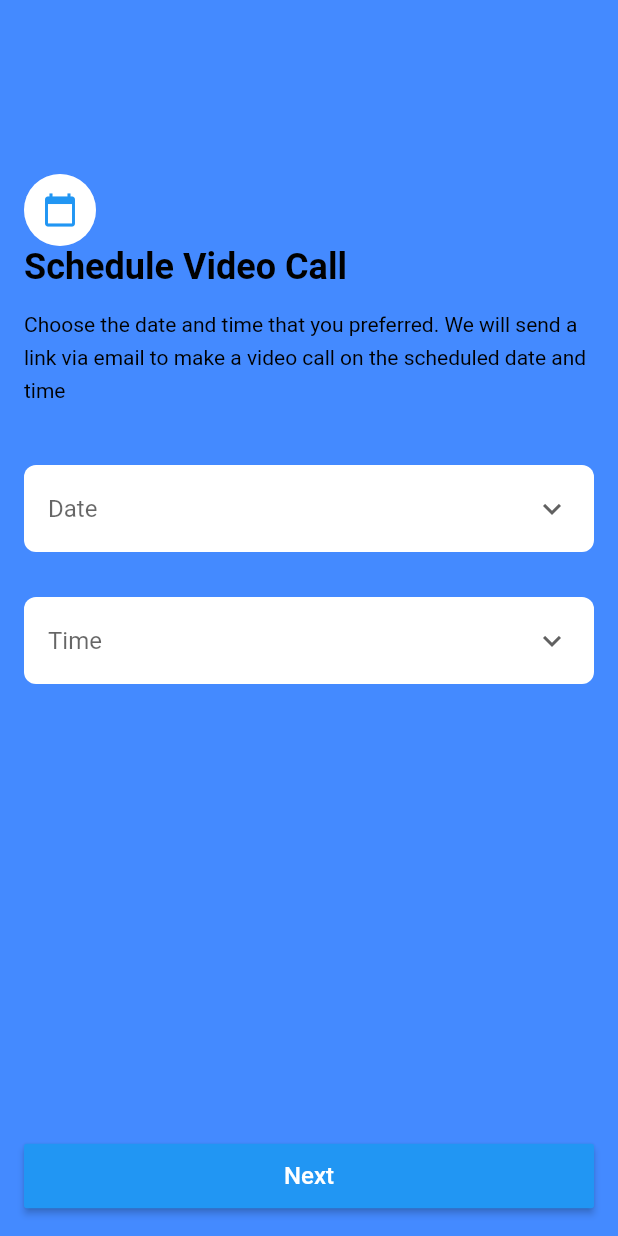
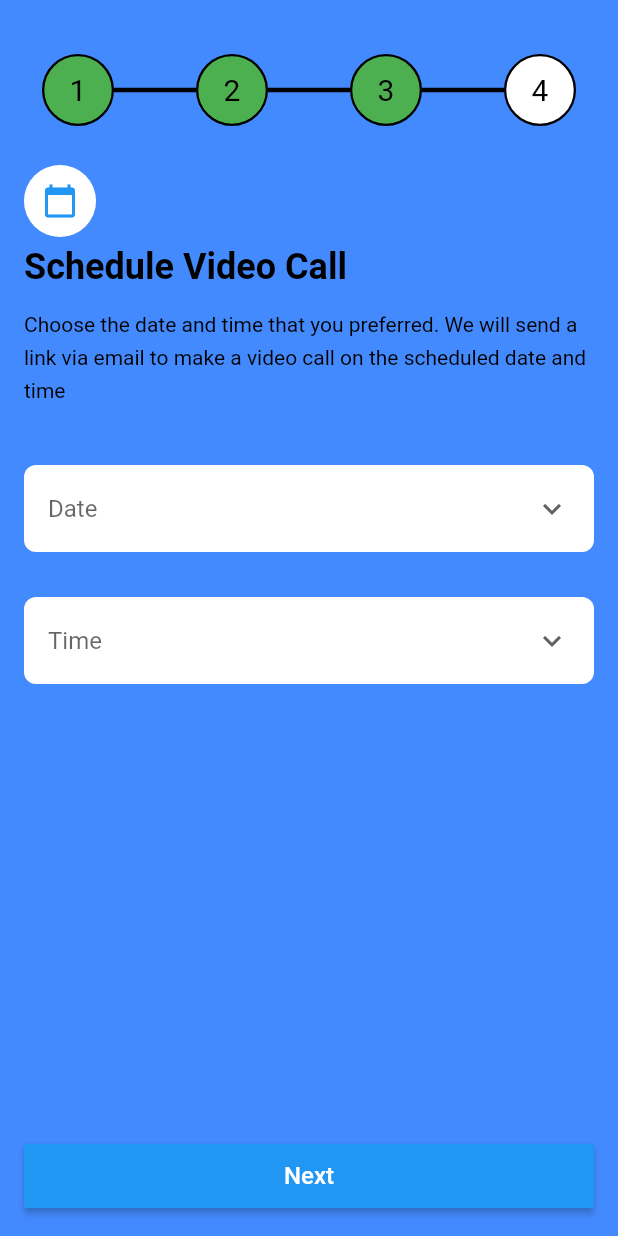
Before and after one commit to mahendraatgithub/assignment, a Flutter app: the ScheduleScreen screen opened by its route, on a phone screen of 412 x 824 dp. Run offline on Flutter 3.47's test engine with Material 2 defaults, Android fonts, the phone set to English and light mode, and no system bars.

Commit message:
* Stepper widget created.

```diff
--- /dev/null
+++ b/lib/common/constants.dart
@@ -0,0 +1,8 @@
+import 'package:dkatalis_assignment/widgets/dk_stepper.dart';
+
+const List<DKStep> STEPS = [
+  DKStep('1'),
+  DKStep('2'),
+  DKStep('3'),
+  DKStep('4'),
+];
--- a/lib/main.dart
+++ b/lib/main.dart
@@ -23,7 +23,7 @@ class MyApp extends StatelessWidget {
         PersonalInfoScreen.routeName: (_) => PersonalInfoScreen(),
         ScheduleScreen.routeName: (_) => ScheduleScreen(),
       },
-      initialRoute: ScheduleScreen.routeName,
+      initialRoute: WelcomeScreen.routeName,
     );
   }
 }
--- a/lib/screens/schedule_screen.dart
+++ b/lib/screens/schedule_screen.dart
@@ -1,4 +1,6 @@
+import 'package:dkatalis_assignment/common/constants.dart';
 import 'package:dkatalis_assignment/common/strings.dart';
+import 'package:dkatalis_assignment/widgets/dk_stepper.dart';
 import 'package:dkatalis_assignment/widgets/drop_down.dart';
 import 'package:flutter/material.dart';
 import 'package:flutter/widgets.dart';
@@ -33,10 +35,16 @@ class _ScheduleScreenState extends State<ScheduleScreen> with TickerProviderStat
         child: Column(
           crossAxisAlignment: CrossAxisAlignment.start,
           children: [
-            SizedBox(
-              height: 100,
+            Padding(
+              padding: const EdgeInsets.all(12.0),
+              child: DKStepper(
+                steps: STEPS,
+                currentStep: 2,
               ),
-            AnimatedBuilder(
+            ),
+            Container(
+              height: 60,
+              child: AnimatedBuilder(
                 animation: _animationController,
                 builder: (context, child) {
                   return Container(
@@ -61,6 +69,7 @@ class _ScheduleScreenState extends State<ScheduleScreen> with TickerProviderStat
                     },
                     color: Colors.blue,
                     icon: Icon(Icons.calendar_today, size: 24),
+                  ),
                 ),
               ),
             ),
--- a/lib/screens/welcome_screen.dart
+++ b/lib/screens/welcome_screen.dart
@@ -1,4 +1,6 @@
+import 'package:dkatalis_assignment/common/constants.dart';
 import 'package:dkatalis_assignment/common/strings.dart';
+import 'package:dkatalis_assignment/widgets/dk_stepper.dart';
 import 'package:flutter/material.dart';
 import 'package:flutter/widgets.dart';
 
@@ -27,8 +29,11 @@ class _WelcomeScreenState extends State<WelcomeScreen> {
           child: Column(
             crossAxisAlignment: CrossAxisAlignment.start,
             children: [
-              SizedBox(
-                height: 200,
+              Padding(
+                padding: const EdgeInsets.all(12.0),
+                child: DKStepper(
+                  steps: STEPS,
+                ),
               ),
               Text(
                 Strings.welcome_screen_heading1,
--- /dev/null
+++ b/lib/widgets/dk_stepper.dart
@@ -0,0 +1,79 @@
+import 'package:flutter/material.dart';
+import 'package:flutter/widgets.dart';
+
+class DKStep {
+  final label;
+
+  const DKStep(
+    this.label,
+  );
+}
+
+const double stepSize = 48.0;
+const double borderWidth = 3.0;
+
+class DKStepper extends StatelessWidget {
+  final List<DKStep> steps;
+  final Color fillColor;
+  final int currentStep;
+
+  const DKStepper({
+    Key key,
+    @required this.steps,
+    this.fillColor = Colors.green,
+    this.currentStep = -1,
+  })  : assert(steps != null),
+        assert(currentStep != null),
+        // assert(0 <= currentStep && currentStep < steps.length),
+        super(key: key);
+
+  bool _isLast(int index) {
+    return steps.length - 1 == index;
+  }
+
+  Widget _buildCircle(int index) {
+    return Container(
+      margin: const EdgeInsets.symmetric(vertical: 8.0),
+      width: stepSize,
+      height: stepSize,
+      child: Container(
+        decoration: BoxDecoration(
+            shape: BoxShape.circle,
+            color: index <= currentStep ? fillColor : Colors.white,
+            border: Border.all(
+              color: Colors.black,
+              width: borderWidth / 2,
+            )),
+        child: Center(
+          child: Text(steps[index].label != null ? steps[index].label : '${index + 1}', style: TextStyle(
+            fontSize: 20,
+            color: Colors.black,
+          ),),
+        ),
+      ),
+    );
+  }
+
+  Widget _buildHorizontal() {
+    final List<Widget> children = <Widget>[
+      for (int i = 0; i < steps.length; i += 1) ...<Widget>[
+        _buildCircle(i),
+        if (!_isLast(i))
+          Expanded(
+            child: Container(
+              height: borderWidth,
+              color: Colors.black,
+            ),
+          ),
+      ],
+    ];
+    return Row(
+      children: children,
+    );
+  }
+
+  @override
+  Widget build(BuildContext context) {
+    return _buildHorizontal();
+  }
+}
```
Lines whose indentation alone changed are shown as unchanged.
